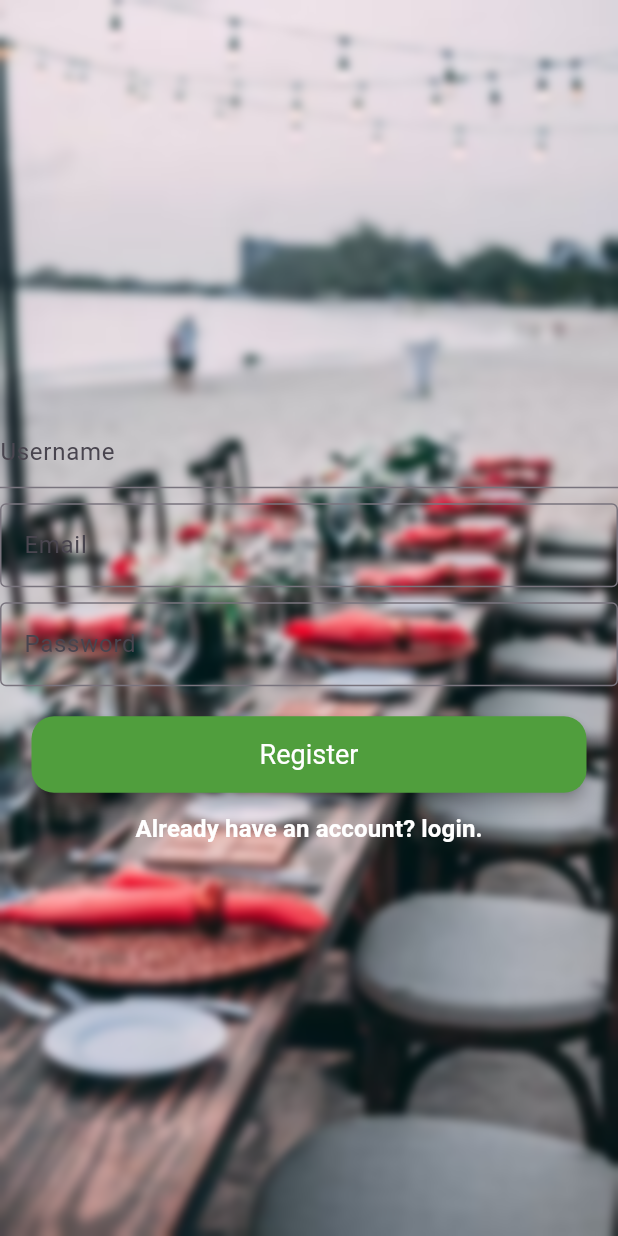
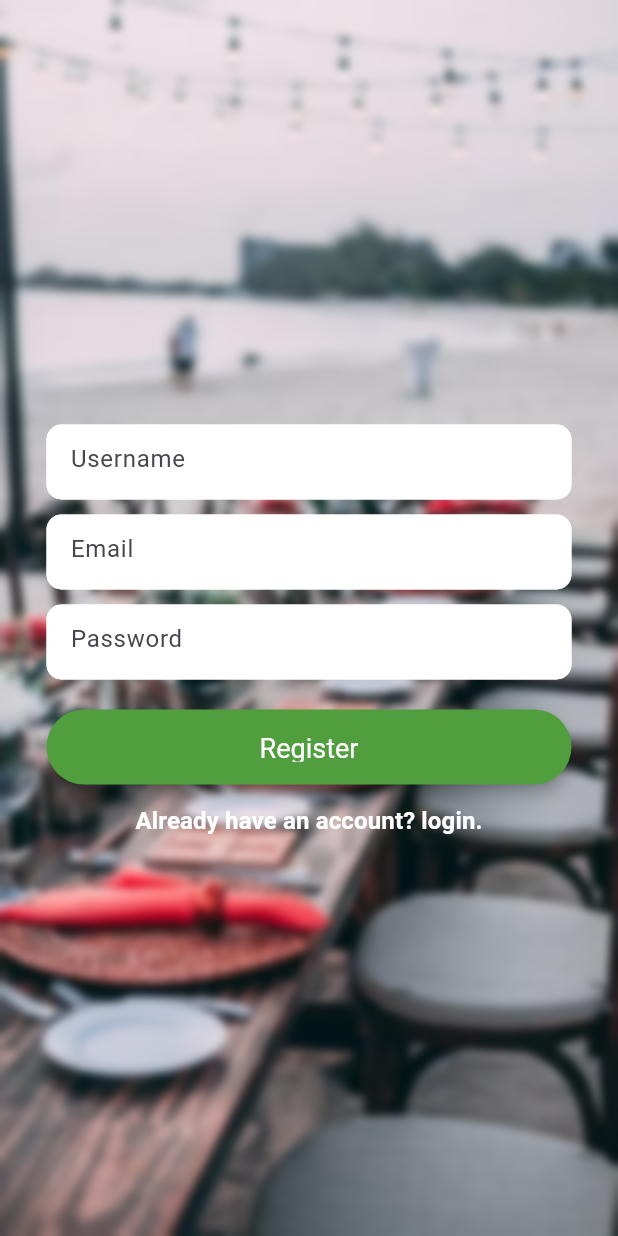
Before and after one commit to NardosYoseph/Flutter-Event-App, a Flutter app: the RegistrationPage screen opened by its route, after a tap on "Register", on a phone screen of 412 x 824 dp. Run offline on Flutter 3.47's test engine with Material 3 defaults, Android fonts, the phone set to English and light mode, and no system bars; our stand-ins replace get, image_picker; network calls fail.

Commit message:
create event

```diff
--- a/lib/app/controllers/auth/auth_controller.dart
+++ b/lib/app/controllers/auth/auth_controller.dart
@@ -1,3 +1,4 @@
+import 'package:event_app/app/models/user/userModel.dart';
 import 'package:event_app/app/services/userService/auth_services.dart';
 import 'package:get/get.dart';
 
@@ -22,12 +23,12 @@ final AuthService _authService = AuthService(); // Create an instance of AuthSer
     isLoggedIn.value = true;
   }
 
-  Future<void> register(String username,String email, String password) async {
+  Future<void> register(User user) async {
    try {
       // Call the registerUser method from AuthService
-      final success = await _authService.register(username, email, password);
+      final success = await _authService.register(user);
       if (success) {
-      Get.toNamed("/homepage");
+      Get.toNamed("/login");
       } else { print('internal Error registering user');
       }
     } catch (error) {
--- a/lib/app/models/user/userModel.dart
+++ b/lib/app/models/user/userModel.dart
@@ -1,6 +1,7 @@
 class User {
-  final String id;
+  final String username;
   final String email;
+  final String password;
 
-  User({required this.id, required this.email});
+  User({required this.username,required this.email,required this.password});
 }
--- a/lib/app/routes/app_pages.dart
+++ b/lib/app/routes/app_pages.dart
@@ -5,4 +5,5 @@ abstract class Routes {
   static const REGISTRATION = '/registration';
   static const HOMEPAGE ='/homepage';
   static const EventView ='/event_view';
+  static const CreateEvent ='/createEvent';
 }
--- a/lib/app/routes/app_routes.dart
+++ b/lib/app/routes/app_routes.dart
@@ -1,6 +1,7 @@
 
 import 'package:event_app/app/view/auth/pages/login_page.dart';
 import 'package:event_app/app/view/auth/pages/registration_page.dart';
+import 'package:event_app/app/view/event/pages/create_event_page.dart';
 import 'package:event_app/app/view/event/pages/event_view.dart';
 import 'package:event_app/app/view/event/pages/home_page.dart';
 import 'package:get/get.dart';
@@ -13,6 +14,7 @@ class AppRoutes {
     GetPage(name: Routes.REGISTRATION, page: () => RegistrationPage()),
     GetPage(name: Routes.HOMEPAGE, page: () => HomePage()),
     GetPage(name: Routes.EventView, page: () => EventView()),
+    GetPage(name: Routes.CreateEvent, page: () => CreateEvent()),
 
   ];
 }
--- a/lib/app/services/userService/auth_services.dart
+++ b/lib/app/services/userService/auth_services.dart
@@ -1,5 +1,6 @@
 import 'dart:convert';
 
+import 'package:event_app/app/models/user/userModel.dart';
 import 'package:get/get.dart';
 import 'package:http/http.dart' as http;
 import '../../utils/constants.dart';
@@ -21,14 +22,13 @@ class AuthService {
     }
   }
 
-  Future<bool> register(String username, String email, String password) async {
+  Future<bool> register(User user) async {
     // Make a POST request to the registration endpoint
-    print("data"+username+email+password);
+    print("data"+user.email);
     final response = await http.post(
       Uri.parse('$eventsApiUrl/user/register'),
       headers: {'Content-Type': 'application/json'},
-      body: jsonEncode({'username': username, 'email': email, 'password': password}),
-
+      body: jsonEncode({'username': user.username,'email':user.email,"password":user.password}),
     );
 print(response.body);
     // Check if the request was successful and handle the response
--- a/lib/app/view/auth/pages/registration_page.dart
+++ b/lib/app/view/auth/pages/registration_page.dart
@@ -1,13 +1,9 @@
 import 'dart:ui';
 
 import 'package:event_app/app/controllers/auth/auth_controller.dart';
-import 'package:event_app/app/utils/text_util.dart';
-import 'package:event_app/app/view/auth/widgets/fields/email_field.dart';
-import 'package:event_app/app/view/auth/widgets/fields/password_field.dart';
-import 'package:event_app/app/view/event/widgets/button.dart';
+import 'package:event_app/app/view/auth/widgets/forms/registration_form.dart';
 import 'package:flutter/material.dart';
 import 'package:get/get.dart';
-import 'package:flare_flutter/flare_actor.dart';
 
 class RegistrationPage extends StatelessWidget {
   final AuthController authController = Get.put(AuthController());
@@ -38,34 +34,8 @@ class RegistrationPage extends StatelessWidget {
                 ),
               ),
             ],
-          ), ),  Center(
-                child: SingleChildScrollView(
-                child: Center(
-                  child: Column(
-                    mainAxisAlignment: MainAxisAlignment.center,
-                    children: [
-                       SizedBox(height: 30),
-                       TextField(controller: usernameController,decoration: InputDecoration(hintText: "Username",),),
-                       SizedBox(height: 10),
-                       EmailTextField(controller: emailController),
-                        SizedBox(height: 10),
-                        PasswordTextField(controller: passwordController),
-                      SizedBox(height: 20),
-                   CustomizedButton(text: "Register", onPressed: (){authController.register(usernameController.text,emailController.text, passwordController.text);
-
-                   }),
-
-                      TextButton(
-                        onPressed: () {
-                          Get.toNamed('/login');
-                        },
-                        child: TextUtil(text: "Already have an account? login.")
-                      ),
-                    ],
-                  ),
-                ),
-                            ),
-              ),
+          ), ),
+          RegistrationForm()
          ] )
                 ),
     );
--- a/lib/app/view/auth/widgets/fields/email_field.dart
+++ b/lib/app/view/auth/widgets/fields/email_field.dart
@@ -2,31 +2,33 @@ import 'package:flutter/material.dart';
 
 class EmailTextField extends StatelessWidget {
   final TextEditingController controller;
-  final String hintText;
-  final TextStyle? textStyle;
-  final InputDecoration? decoration;
 
   const EmailTextField({
     Key? key,
     required this.controller,
-    this.hintText = 'Email',
-    this.textStyle,
-    this.decoration,
   }) : super(key: key);
 
   @override
   Widget build(BuildContext context) {
-    return TextFormField(
+    return Container(
+      width: 350,
+      height: 50,
+      child: TextFormField(
         controller: controller,
         keyboardType: TextInputType.emailAddress,
-      decoration: decoration ??
+        decoration:
             InputDecoration(
-            hintText: hintText,
-            labelText: 'Email',
-            border: OutlineInputBorder(),
+              hintText: "Email",
+              enabledBorder: OutlineInputBorder(
+                borderRadius: BorderRadius.circular(10),
+                borderSide: BorderSide(
+                  color: Colors.white, // Set border color
+                  width:  3, // Set border width
                 ),
-      style: textStyle,
-      // Add validation logic to ensure email format
+              ),
+              filled: true, // Fill the background with fillColor
+              fillColor: Colors.white,
+            ),
         validator: (value) {
           if (value == null || value.isEmpty) {
             return 'Please enter an email';
@@ -38,6 +40,7 @@ class EmailTextField extends StatelessWidget {
           }
           return null; // Return null if the input is valid
         },
+      ),
     );
   }
 }
--- a/lib/app/view/auth/widgets/fields/password_field.dart
+++ b/lib/app/view/auth/widgets/fields/password_field.dart
@@ -21,16 +21,20 @@ class PasswordTextField extends StatelessWidget {
   }
   @override
   Widget build(BuildContext context) {
-    return TextFormField(
-      controller: controller,
-      obscureText: true, // Hides the entered text
-      decoration: InputDecoration(
-        hintText: hintText,
-        labelText: 'Password',
-
-        border: OutlineInputBorder(),
+    return Container(
+      height: 50,
+      width: 350,
+      child: TextFormField(
+        controller: controller,
+        obscureText: true, // Hides the entered text
+        decoration: InputDecoration(
+          hintText: hintText,
+               fillColor: Colors.white,
+               filled: true,
+         enabledBorder: OutlineInputBorder(borderSide: BorderSide(color: Colors.white,width: 3),borderRadius: BorderRadius.circular(10)),
+        ),
+        validator:  _validatePassword,
       ),
-      validator:  _validatePassword,
     );
   }
 }
--- /dev/null
+++ b/lib/app/view/auth/widgets/forms/registration_form.dart
@@ -0,0 +1,60 @@
+import 'package:event_app/app/controllers/auth/auth_controller.dart';
+import 'package:event_app/app/models/user/userModel.dart';
+import 'package:event_app/app/utils/text_util.dart';
+import 'package:event_app/app/view/auth/widgets/fields/email_field.dart';
+import 'package:event_app/app/view/auth/widgets/fields/password_field.dart';
+import 'package:event_app/app/view/event/widgets/button.dart';
+import 'package:flutter/material.dart';
+import 'package:get/get.dart';
+
+class RegistrationForm extends StatelessWidget {
+  RegistrationForm({super.key});
+
+  final AuthController authController = Get.put(AuthController());
+ TextEditingController emailController=TextEditingController();
+  TextEditingController passwordController=TextEditingController();
+ TextEditingController usernameController=TextEditingController();
+  @override
+  Widget build(BuildContext context) {
+    return Center(
+                child: SingleChildScrollView(
+                child: Center(
+                  child: Column(
+                    mainAxisAlignment: MainAxisAlignment.center,
+                    children: [
+                       SizedBox(height: 30),
+                       Container(
+                        height: 50,
+                        width: 350,
+                         child: TextFormField(controller: usernameController,decoration: InputDecoration(hintText: "Username",fillColor: Colors.white,filled: true, // Fill the background with fillColor
+                         enabledBorder: OutlineInputBorder(borderSide: BorderSide(color: Colors.white,width: 3),borderRadius: BorderRadius.circular(10),)),
+                         ),
+                       ),
+                       SizedBox(height: 10),
+                       EmailTextField(controller: emailController),
+                        SizedBox(height: 10),
+                        PasswordTextField(controller: passwordController),
+                      SizedBox(height: 20),
+                   CustomizedButton(text: "Register", onPressed: (){
+                    User user = User(
+                            username: usernameController.text,
+                            email: emailController.text,
+                            password: passwordController.text,
+                          );
+                    authController.register(user);
+
+                   }),
+
+                      TextButton(
+                        onPressed: () {
+                          Get.toNamed('/login');
+                        },
+                        child: TextUtil(text: "Already have an account? login.")
+                      ),
+                    ],
+                  ),
+                ),
+                            ),
+              );
+  }
+}
--- a/lib/app/view/event/widgets/button.dart
+++ b/lib/app/view/event/widgets/button.dart
@@ -23,7 +23,8 @@ class CustomizedButton extends StatelessWidget {
   @override
   Widget build(BuildContext context) {
     return SizedBox(
-  width: 370,
+      height: 50,
+  width: 350,
    child: ElevatedButton(
 
       onPressed: onPressed,
@@ -34,7 +35,7 @@ class CustomizedButton extends StatelessWidget {
         onPrimary: textColor ?? Colors.white,
         elevation: elevation ?? 4,
         shape: RoundedRectangleBorder(
-          borderRadius: BorderRadius.circular(borderRadius ?? 15),
+          borderRadius: BorderRadius.circular(borderRadius ?? 35),
         ),
         padding: const EdgeInsets.symmetric(horizontal: 20, vertical: 15),
         textStyle: TextStyle(fontSize: fontSize ?? 18),
--- a/pubspec.yaml
+++ b/pubspec.yaml
@@ -41,6 +41,8 @@ dependencies:
   get_storage: ^2.1.1
   flutter_launcher_icons: ^0.13.1
   http: ^1.2.0
+  flutter_datetime_picker: ^1.5.1
+  image_picker: ^1.0.7
 
   # rive: ^0.12.4
 
```
Also changed, not shown: lib/app/models/event/eventModel.dart (added, +19 -0 lines), lib/app/view/auth/pages/login_page.dart (+5 -37 lines), lib/app/view/auth/widgets/forms/login_form.dart (added, +45 -0 lines), lib/app/view/event/pages/create_event_page.dart (added, +14 -0 lines), lib/app/view/event/pages/home_page.dart (+5 -3 lines), lib/app/view/event/widgets/fields/event_description_field.dart (added, +26 -0 lines), lib/app/view/event/widgets/fields/search_bar.dart (+6 -2 lines), lib/app/view/event/widgets/forms/create_event_form.dart (added, +140 -0 lines), pubspec.lock, 5 other files. Lines whose indentation alone changed are shown as unchanged.
